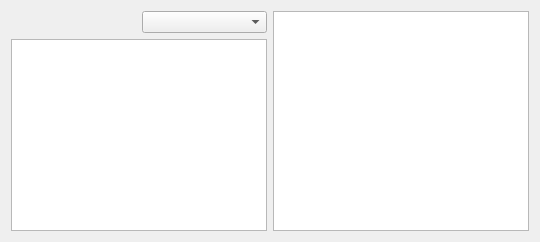
This is resourcebrowserwidget.ui in KDE/nepomukshell as Qt 5 draws it before an edit. The edited form follows.
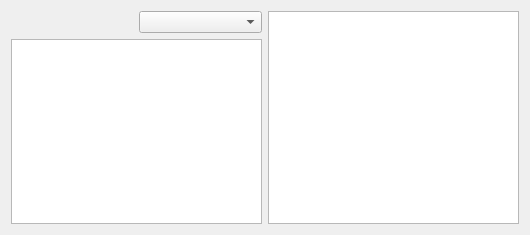
This is the edited form. Custom widgets are drawn as their Qt base class.

Diff of the .ui file:
```diff
--- a/resourcebrowserwidget.ui
+++ b/resourcebrowserwidget.ui
@@ -2,6 +2,14 @@
 <ui version="4.0">
  <class>ResourceBrowserWidget</class>
  <widget class="QWidget" name="ResourceBrowserWidget">
+  <property name="geometry">
+   <rect>
+    <x>0</x>
+    <y>0</y>
+    <width>530</width>
+    <height>235</height>
+   </rect>
+  </property>
   <layout class="QHBoxLayout" name="horizontalLayout">
    <item>
     <layout class="QGridLayout" name="gridLayout">
```
